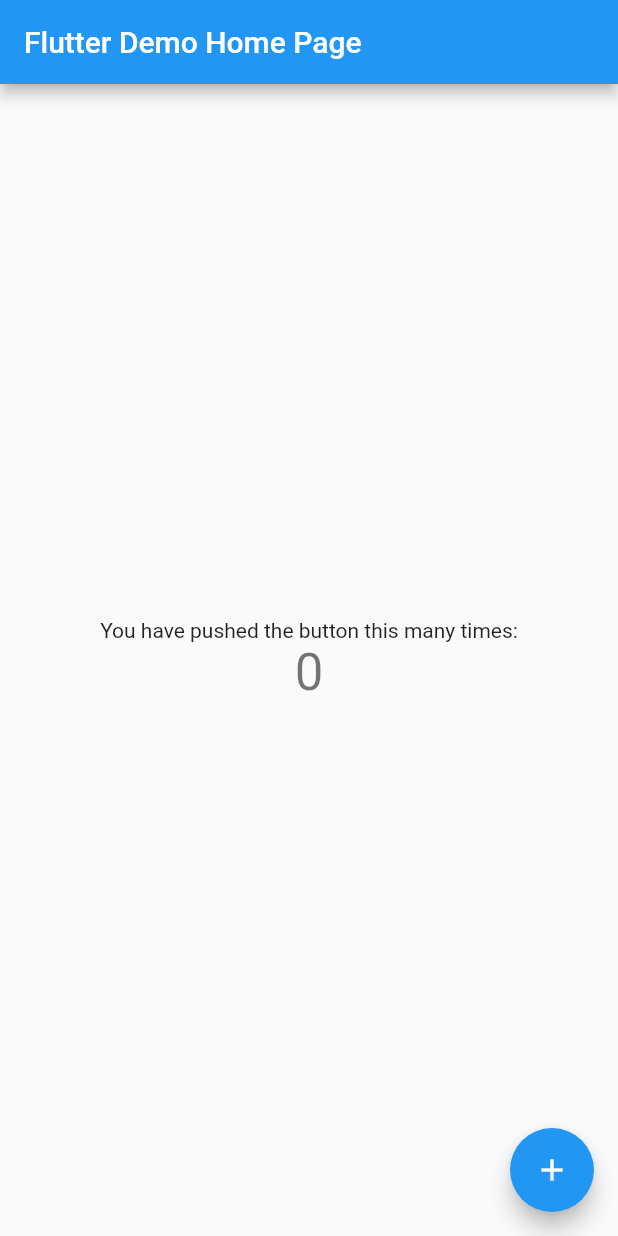
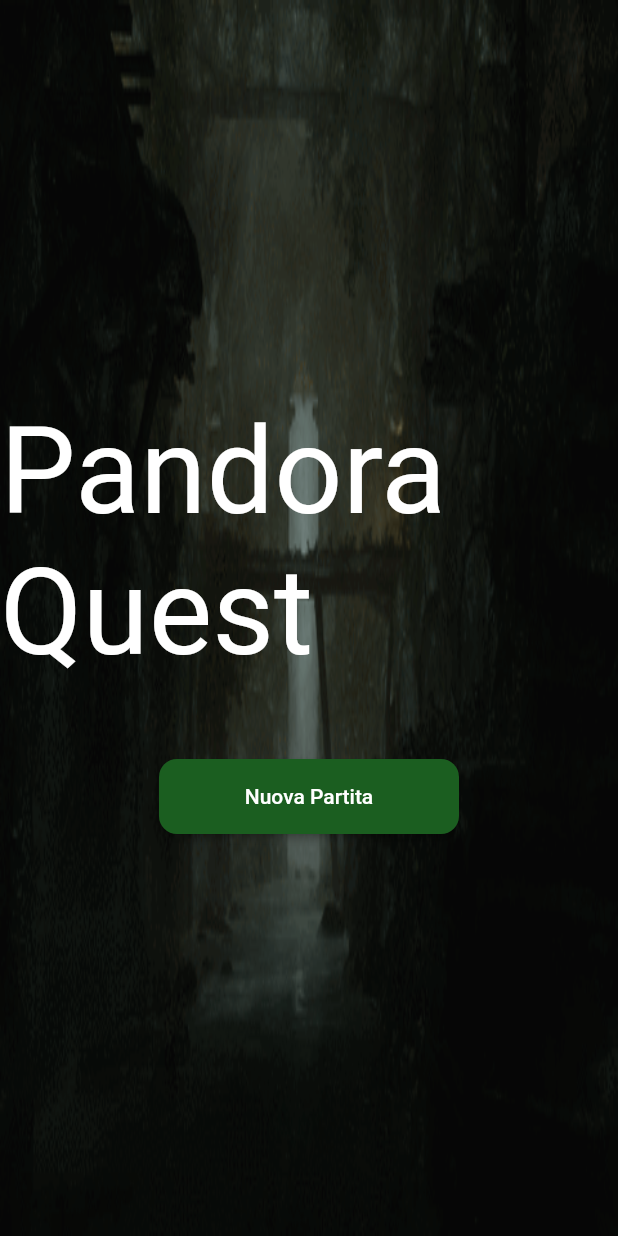
Before and after one commit to GiuseppeDaidone/IngSwUnibg21, a Flutter app: the screen it shows after launch, on a phone screen of 412 x 824 dp. Run offline on Flutter 3.47's test engine with Material 2 defaults, Android fonts, the light colour scheme and no system bars.

Commit message:
pagina home [PAG1] basic structure

```diff
--- a/codice/lib/counter.dart
+++ /dev/null
@@ -1,48 +0,0 @@
-import 'package:flutter/material.dart';
-
-class MyHomePage extends StatefulWidget {
-  const MyHomePage({Key? key, required this.title}) : super(key: key);
-
-  final String title;
-
-  @override
-  State<MyHomePage> createState() => _MyHomePageState();
-}
-
-class _MyHomePageState extends State<MyHomePage> {
-  int _counter = 0;
-
-  void _incrementCounter() {
-    setState(() {
-      _counter++;
-    });
-  }
-
-  @override
-  Widget build(BuildContext context) {
-    return Scaffold(
-      appBar: AppBar(
-        title: Text(widget.title),
-      ),
-      body: Center(
-        child: Column(
-          mainAxisAlignment: MainAxisAlignment.center,
-          children: <Widget>[
-            const Text(
-              'You have pushed the button this many times:',
-            ),
-            Text(
-              '$_counter',
-              style: Theme.of(context).textTheme.headline4,
-            ),
-          ],
-        ),
-      ),
-      floatingActionButton: FloatingActionButton(
-        onPressed: _incrementCounter,
-        tooltip: 'Increment',
-        child: const Icon(Icons.add),
-      ), // This trailing comma makes auto-formatting nicer for build methods.
-    );
-  }
-}
--- a/codice/lib/main.dart
+++ b/codice/lib/main.dart
@@ -1,22 +1,24 @@
+import 'package:codice/screens/pagina_home.dart';
 import 'package:flutter/material.dart';
-
-import 'counter.dart';
 
 void main() {
   runApp(const MyApp());
 }
 
-class MyApp extends StatelessWidget {
+class MyApp extends StatefulWidget {
   const MyApp({Key? key}) : super(key: key);
 
   @override
+  _MyAppState createState() => _MyAppState();
+}
+
+class _MyAppState extends State<MyApp> {
+  @override
   Widget build(BuildContext context) {
-    return MaterialApp(
-      title: 'Flutter Demo',
-      theme: ThemeData(
-        primarySwatch: Colors.blue,
-      ),
-      home: const MyHomePage(title: 'Flutter Demo Home Page'),
+    return const MaterialApp(
+      debugShowCheckedModeBanner: false,
+      title: "ingswproject",
+      home: PaginaHome(),
     );
   }
 }
--- /dev/null
+++ b/codice/lib/screens/pagina_home.dart
@@ -0,0 +1,63 @@
+import 'package:flutter/material.dart';
+
+class PaginaHome extends StatelessWidget {
+  const PaginaHome({Key? key}) : super(key: key);
+
+  @override
+  Widget build(BuildContext context) {
+    Size size = MediaQuery.of(context).size;
+    return SafeArea(
+      child: Scaffold(
+        body: Stack(
+          children: <Widget>[
+            SizedBox(
+              height: size.height,
+              width: size.width,
+              child: FittedBox(
+                fit: BoxFit.fill,
+                child: Center(
+                  child: Image.asset("images/homegif.gif"),
+                ),
+              ),
+            ),
+            Center(
+              child: Column(
+                mainAxisSize: MainAxisSize.max,
+                mainAxisAlignment: MainAxisAlignment.center,
+                children: <Widget>[
+                  // TITLE
+                  const Text(
+                    "Pandora Quest",
+                    style: TextStyle(
+                      fontSize: 80,
+                      color: Colors.white,
+                    ),
+                  ),
+
+                  const SizedBox(
+                    height: 50,
+                  ),
+
+                  // PULSANTE NUOVA PARTITA
+                  ElevatedButton(
+                    onPressed: () {},
+                    style: ElevatedButton.styleFrom(
+                      primary: Colors.green[900],
+                      minimumSize: const Size(200, 50),
+                      shape: const RoundedRectangleBorder(
+                        borderRadius: BorderRadius.all(
+                          Radius.circular(12),
+                        ),
+                      ),
+                    ),
+                    child: const Text("Nuova Partita"),
+                  )
+                ],
+              ),
+            )
+          ],
+        ),
+      ),
+    );
+  }
+}
--- a/codice/pubspec.yaml
+++ b/codice/pubspec.yaml
@@ -58,7 +58,8 @@
   uses-material-design: true
 
   # To add assets to your application, add an assets section, like this:
-  # assets:
+  assets:
+    - images/
   #   - images/a_dot_burr.jpeg
   #   - images/a_dot_ham.jpeg
 
```
Also changed, not shown: codice/images/homegif.gif (added), codice/pubspec.lock.
